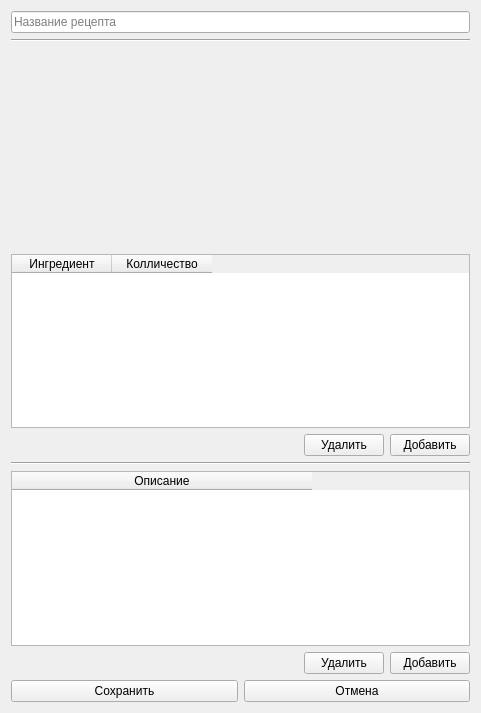
The window that project/forms/Recipe_edit.ui (Galoev/nutritionist-helper) describes before a commit, drawn with Qt 5.
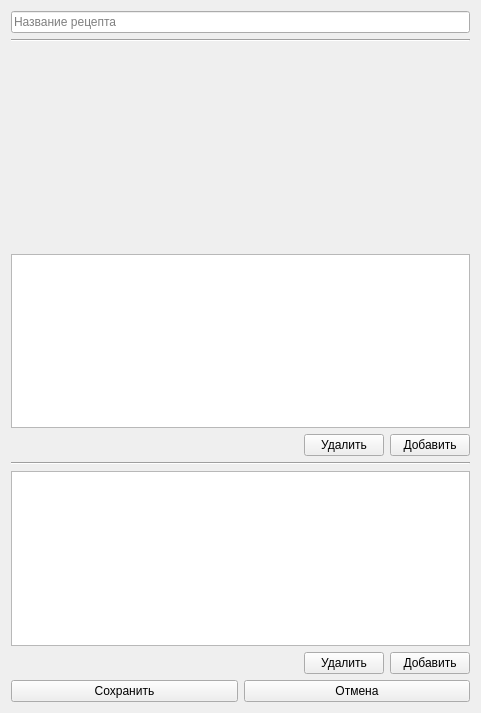
The same window after the commit.

```diff
--- a/project/forms/Recipe_edit.ui
+++ b/project/forms/Recipe_edit.ui
@@ -44,7 +44,7 @@
       <bool>true</bool>
      </property>
      <attribute name="horizontalHeaderVisible">
-      <bool>true</bool>
+      <bool>false</bool>
      </attribute>
      <attribute name="horizontalHeaderCascadingSectionResizes">
       <bool>false</bool>
@@ -108,7 +108,7 @@
    <item>
     <widget class="QTableWidget" name="tableWidget_recipeDescription">
      <attribute name="horizontalHeaderVisible">
-      <bool>true</bool>
+      <bool>false</bool>
      </attribute>
      <attribute name="horizontalHeaderCascadingSectionResizes">
       <bool>false</bool>
```
Left out of the diff: 2 changed lines with no effect on the pictures.
